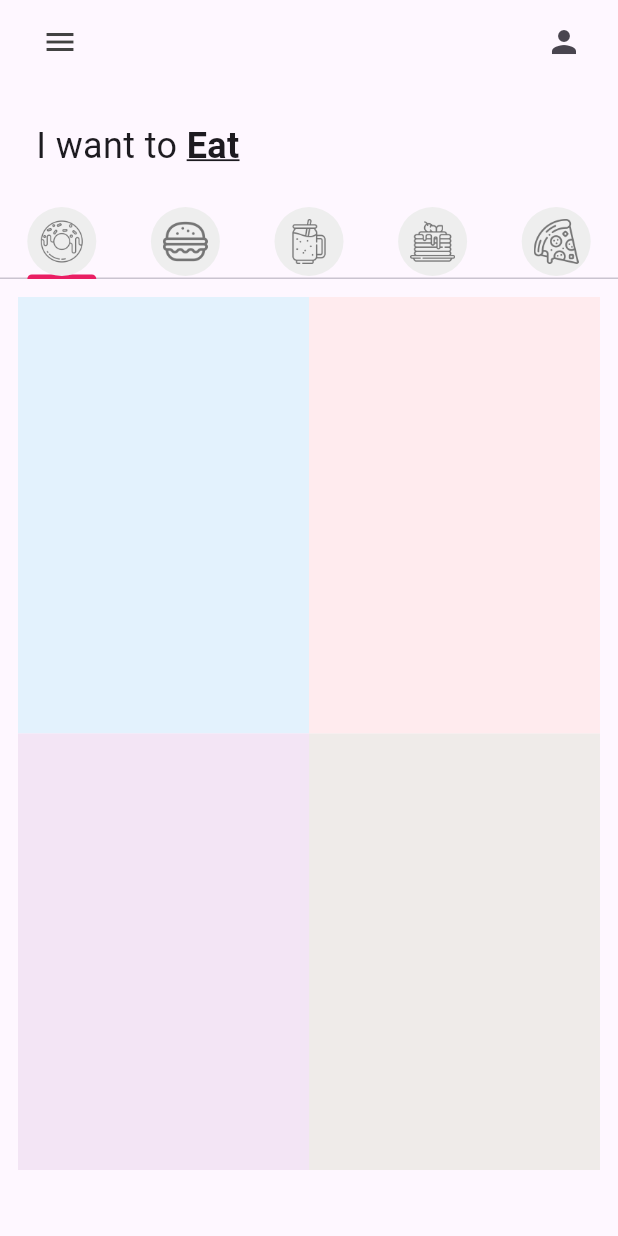
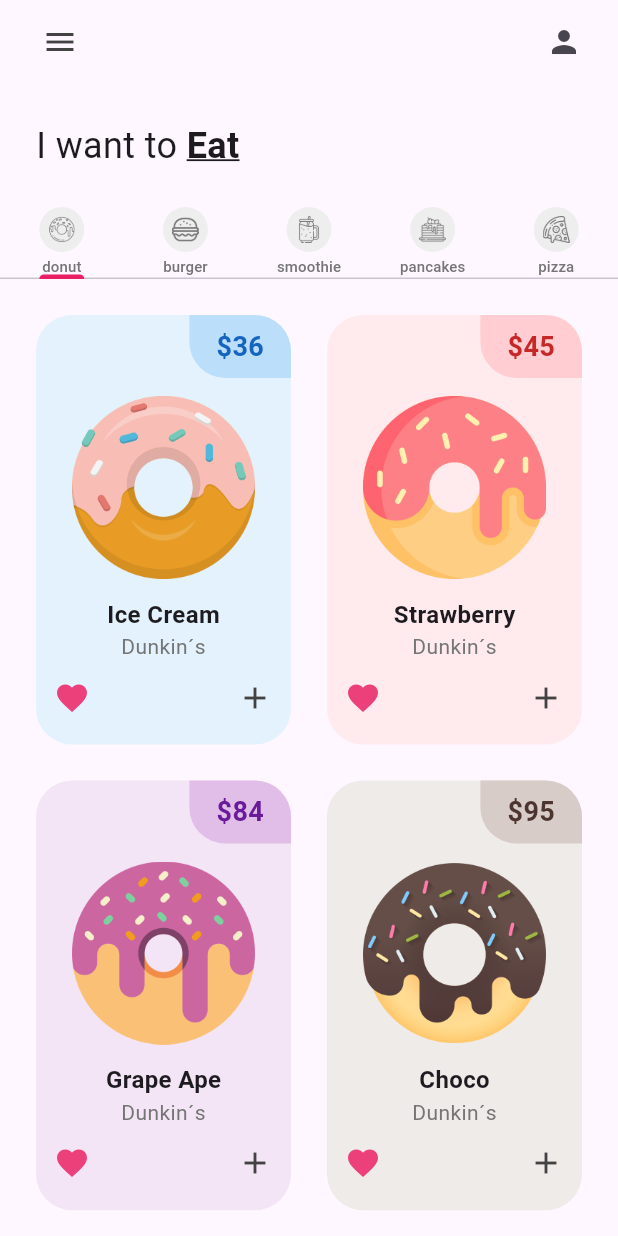
Before and after one commit to grafaelcarrillo/p1_donut_app_carrillo_gustavo, a Flutter app: the screen it shows after launch, on a phone screen of 412 x 824 dp. Run offline on Flutter 3.47's test engine with Material 3 defaults, Android fonts, the phone set to English and light mode, and no system bars.

Commit message:
Items added

```diff
--- a/lib/main.dart
+++ b/lib/main.dart
@@ -11,6 +11,7 @@ class MainApp extends StatelessWidget {
   @override
   Widget build(BuildContext context) {
     return MaterialApp(
+      debugShowCheckedModeBanner: false,
       home: const HomePage(),
       theme: ThemeData(
         tabBarTheme: const TabBarTheme(indicatorColor: Colors.pink)
--- a/lib/pages/home_page.dart
+++ b/lib/pages/home_page.dart
@@ -18,15 +18,16 @@ class _HomePageState extends State<HomePage> {
 
   List<Widget> myTabs = [
     //donuttab
-    const MyTab(iconPath: "lib/icons/donut.png",),
+    //const MyTab(iconPath: "lib/icons/donut.png",),
+    const MyTab(iconPath: "lib/icons/donut.png", label: "donut"),
     //burgertab
-    const MyTab(iconPath: "lib/icons/burger.png",),
+    const MyTab(iconPath: "lib/icons/burger.png", label:"burger"),
     //smoothietab
-    const MyTab(iconPath: "lib/icons/smoothie.png",),
+    const MyTab(iconPath: "lib/icons/smoothie.png", label: "smoothie",),
     //pancaketab
-    const MyTab(iconPath: "lib/icons/pancakes.png",),
+    const MyTab(iconPath: "lib/icons/pancakes.png", label: "pancakes"),
     //pizzatab
-    const MyTab(iconPath: "lib/icons/pizza.png",),
+    const MyTab(iconPath: "lib/icons/pizza.png", label: "pizza"),
   ];
   @override
   Widget build(BuildContext context) {
@@ -43,14 +44,14 @@ class _HomePageState extends State<HomePage> {
               ),
           ),
         actions: const [Padding(
-          padding: EdgeInsets.only(right:24.0),
+          padding: EdgeInsets.only(right:24),
           child: Icon(Icons.person),
           )],
         ),
         body: Column(children:[
           //texto i want to eat
           const Padding(
-            padding: EdgeInsets.all(24.0),
+            padding: EdgeInsets.all(24),
             child: Row(
               children: [
                 Text("I want to ", style: TextStyle(fontSize:24)),
@@ -60,6 +61,7 @@ class _HomePageState extends State<HomePage> {
           ),
           //tabbar
           TabBar(tabs: myTabs),
+
           //tabbarview
           Expanded(child: TabBarView(children: [
           DonutTab(),
@@ -67,7 +69,8 @@ class _HomePageState extends State<HomePage> {
           const SmoothieTab(),
           const PanCakeTab(),
           const PizzaTab()]
-          ))
+          )
+          )
           //total del carrito
         ],),
       ),
--- a/lib/tab/donut_tab.dart
+++ b/lib/tab/donut_tab.dart
@@ -9,6 +9,10 @@ class DonutTab extends StatelessWidget {
     ["Strawberry", "45", Colors.red, "lib/images/strawberry_donut.png"],
     ["Grape Ape", "84", Colors.purple, "lib/images/grape_donut.png"],
     ["Choco", "95", Colors.brown, "lib/images/chocolate_donut.png"],
+    ["Ice Cream", "36", Colors.blue, "lib/images/icecream_donut.png"],
+    ["Strawberry", "45", Colors.red, "lib/images/strawberry_donut.png"],
+    ["Grape Ape", "84", Colors.purple, "lib/images/grape_donut.png"],
+    ["Choco", "95", Colors.brown, "lib/images/chocolate_donut.png"]
   ];
   DonutTab({super.key});
 
@@ -19,7 +23,7 @@ class DonutTab extends StatelessWidget {
     return GridView.builder(
       itemCount: donutsOnSale.length,
       padding: const EdgeInsets.all(12),
-      gridDelegate: const SliverGridDelegateWithFixedCrossAxisCount(crossAxisCount: 2, childAspectRatio: 1/1.5),
+      gridDelegate: const SliverGridDelegateWithFixedCrossAxisCount(crossAxisCount: 2, childAspectRatio: 1/1.6),
       itemBuilder: (context, index){
         return DonutTile(
           donutFlavor: donutsOnSale[index][0],
--- a/lib/utils/donut_tile.dart
+++ b/lib/utils/donut_tile.dart
@@ -17,7 +17,48 @@ class DonutTile extends StatelessWidget {
 
   @override
   Widget build(BuildContext context) {
-    return Container(decoration: BoxDecoration(color: donutColor[50]),
+    return Padding(
+      padding: const EdgeInsets.all(12.0),
+      child: Container(decoration: BoxDecoration(color: donutColor[50], borderRadius: BorderRadius.circular(24)),
+      child: Column(
+        children: [
+          Row(
+            mainAxisAlignment: MainAxisAlignment.end,
+            children: [Container(
+              decoration: BoxDecoration(color: donutColor[100], borderRadius: const BorderRadius.only(topRight: Radius.circular(24), bottomLeft: Radius.circular(24))),
+              padding: const EdgeInsets.symmetric(vertical: 8, horizontal: 18),
+              child: Text('\$$donutPrice', style: TextStyle(fontSize: 18, fontWeight: FontWeight.bold, color: donutColor[800])),
+            )],
+          ),
+        //DonutPicture
+        Padding(
+          padding: const EdgeInsets.symmetric(vertical: 12, horizontal: 24),
+          child: Image.asset(imageName),
+        ),
+        //Donut flavor text
+        Text(donutFlavor, style: const TextStyle( fontSize: 16, fontWeight: FontWeight.bold),),
+        Text('Dunkin´s', style: TextStyle(color: Colors.grey[600]),),
+        //love icon + add button
+        Padding(
+          padding: const EdgeInsets.all(12),
+          child: Row(
+            mainAxisAlignment: MainAxisAlignment.spaceBetween,
+            children: [
+              //Love Icon
+              Icon(Icons.favorite, color: Colors.pink[400]),
+              //pluss button
+              Icon(Icons.add, color: Colors.grey[800],)
+              ],
+          ),
+        )
+        ],
+
+
+
+
+
+
+      )),
     );
   }
 }
--- a/lib/utils/my_tab.dart
+++ b/lib/utils/my_tab.dart
@@ -2,20 +2,40 @@ import 'package:flutter/material.dart';
 
 class MyTab extends StatelessWidget {
   final String iconPath;
-  const MyTab({super.key, required this.iconPath});
+  final String label;
+  const MyTab({super.key, required this.iconPath, required this.label});
 
   @override
   Widget build(BuildContext context) {
     return Tab(
-      child: Container(
-        padding: const EdgeInsets.all(8),
+      child: Flexible(
+        child: Column(
+          mainAxisAlignment: MainAxisAlignment.center,
+          children: [
+            Container(
+              padding: const EdgeInsets.all(6),
               decoration: BoxDecoration(
                 color: Colors.grey[200],
-          borderRadius: BorderRadius.circular(100),
+                borderRadius: BorderRadius.circular(50),
               ),
               child: Image.asset(
                 iconPath,
                 color: Colors.grey[600],
+                height: 18,
+                width: 18,
+              ),
+            ),
+            const SizedBox(height: 2),
+            Flexible(
+              child: Text(
+                label,
+                style: TextStyle(
+                  color: Colors.grey[600],
+                  fontSize: 10,
+                ),
+              ),
+            ),
+          ],
         ),
       ),
     );
```
Lines whose indentation alone changed are shown as unchanged.
